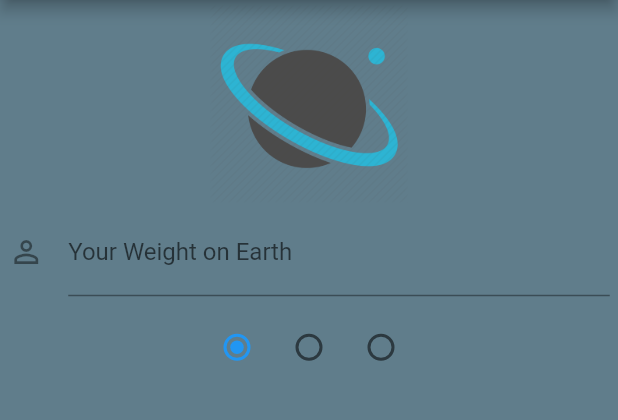
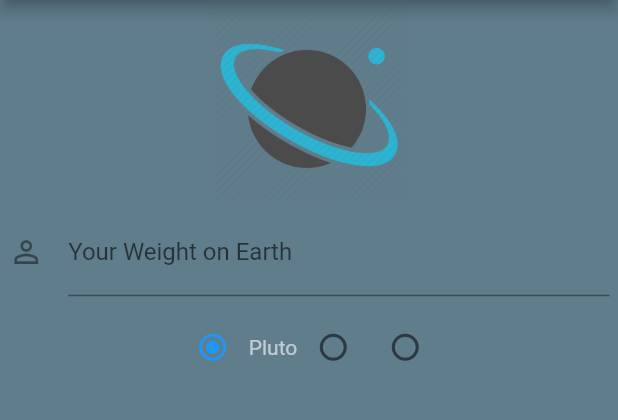
Before and after one commit to ashenmalaka/Flutter_App_Weight_On_Planet, a Flutter app: the screen it shows after launch, on a phone screen of 412 x 824 dp, the part 84-504 px from its top. Run offline on Flutter 3.47's test engine with Material 2 defaults, Android fonts, the phone set to English and light mode, and no system bars.

Commit message:
Added label to radio button

```diff
--- a/lib/ui/home.dart
+++ b/lib/ui/home.dart
@@ -71,6 +71,13 @@ class HomeState extends State<Home> {
                         onChanged: handleRadioValueChanged,
                         ),
 
+                        new Text(
+                          "Pluto",
+                          style: new TextStyle(
+                            color: Colors.white60,
+                          ),
+                        ),
+
                       new Radio<int>(
                         value: 1,
                         groupValue: radioValue,
```
